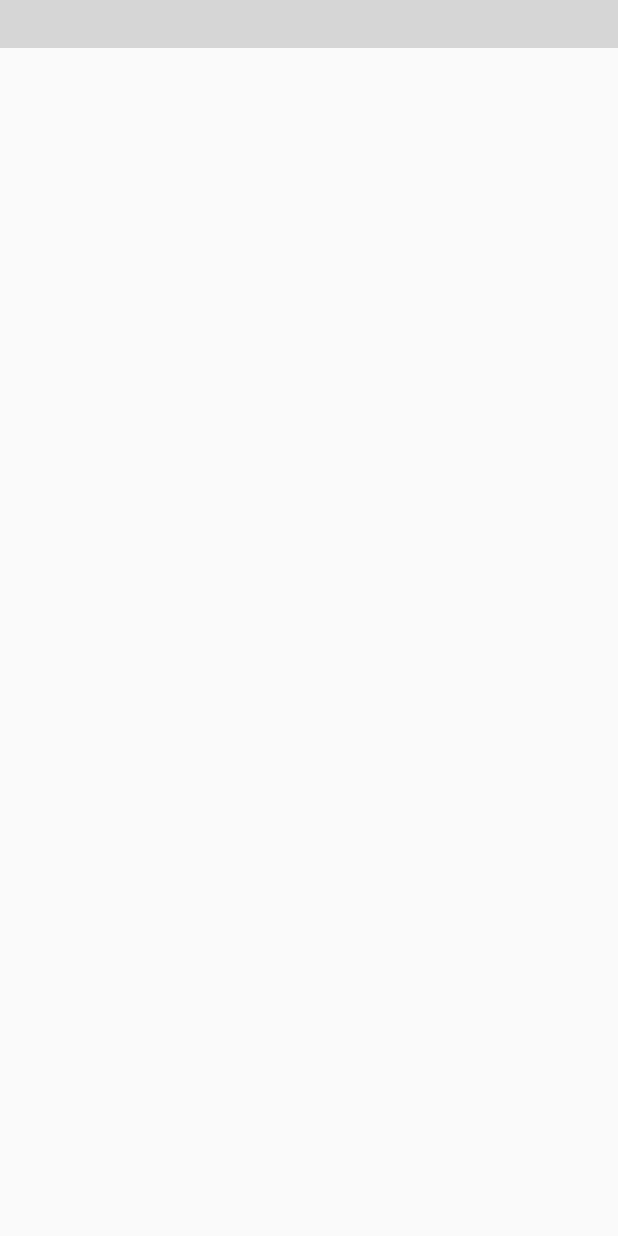
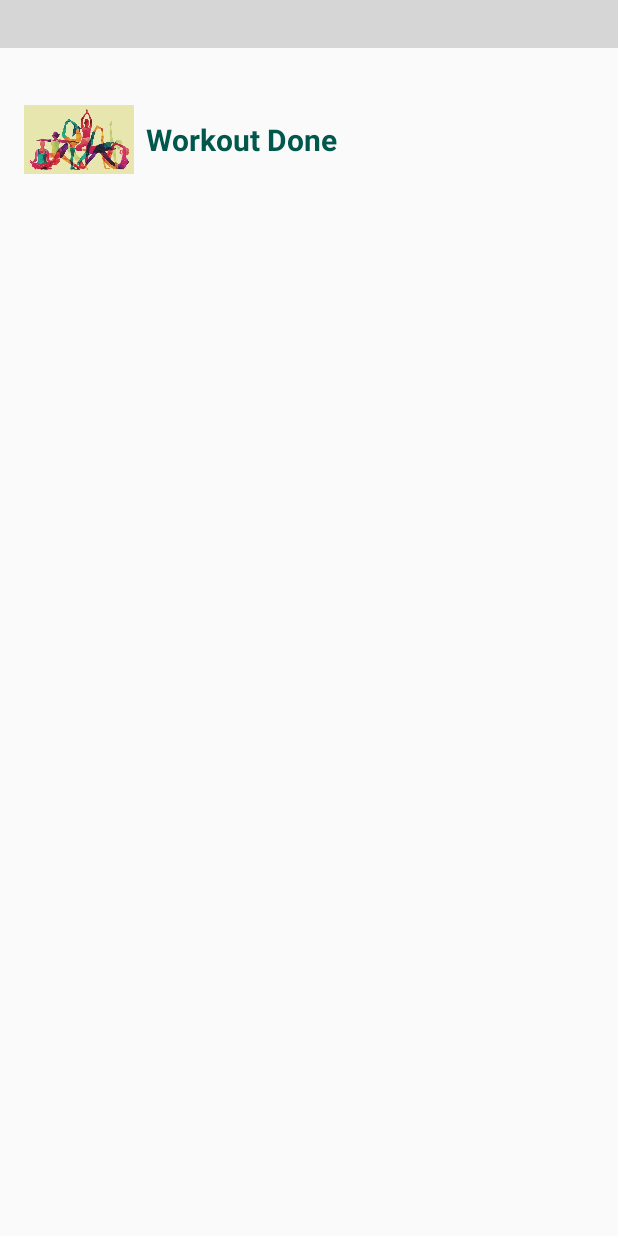
Before and after one commit to mervinkogei/Fitness, an Android app: the layout activity_calendar.xml on its own in the app's theme, with its tools: preview values and no code run, on a phone screen of 412 x 824 dp. Run offline under Robolectric (Android 15) with nearby library versions, the light colour scheme and no system bars; plain views replace MaterialCalendarView; grey boxes are pictures that could not be loaded.

```diff
--- a/app/build.gradle
+++ b/app/build.gradle
@@ -29,7 +29,7 @@ dependencies {
     implementation 'androidx.appcompat:appcompat:1.1.0'
     implementation 'androidx.constraintlayout:constraintlayout:1.1.3'
     implementation 'com.google.firebase:firebase-firestore:17.1.2'
-    testImplementation 'junit:junit:4.12'
+    testImplementation 'junit:junit:4.13'
     androidTestImplementation 'androidx.test.ext:junit:1.1.1'
     androidTestImplementation 'androidx.test.espresso:espresso-core:3.2.0'
 
@@ -41,7 +41,7 @@ dependencies {
     implementation 'com.jakewharton:butterknife:10.2.1'
     annotationProcessor 'com.jakewharton:butterknife-compiler:10.2.1'
 
-    implementation 'com.readystatesoftware.sqliteasset:sqliteassethelper:+'
+    implementation 'com.readystatesoftware.sqliteasset:sqliteassethelper:2.0.1'
 
     implementation 'de.hdodenhof:circleimageview:3.0.2'
 
--- a/app/src/main/AndroidManifest.xml
+++ b/app/src/main/AndroidManifest.xml
@@ -9,7 +9,8 @@
         android:roundIcon="@mipmap/ic_launcher_round"
         android:supportsRtl="true"
         android:theme="@style/AppTheme">
-        <activity android:name=".UI.Calendar"></activity>
+        <activity android:name=".UI.CreateAccount"></activity>
+        <activity android:name=".UI.Calendar" />
         <activity android:name=".UI.DailyTrainingActivity" />
         <activity android:name=".UI.SettingsActivity" />
 
--- a/app/src/main/java/com/example/fitness/Database/YogaDB.java
+++ b/app/src/main/java/com/example/fitness/Database/YogaDB.java
@@ -39,7 +39,7 @@ public class YogaDB extends SQLiteAssetHelper {
         db.execSQL(query);
     }
 
-    public List<String> getWorkoutDays() {
+     List<String> getWorkoutDays() {
         SQLiteDatabase db = getReadableDatabase();
         SQLiteQueryBuilder qb = new SQLiteQueryBuilder();
 
@@ -63,4 +63,5 @@ public class YogaDB extends SQLiteAssetHelper {
         String query = String.format("INSERT INTO WorkoutDays(Day) VALUES '%s');",value);
         db.execSQL(query);
     }
+
 }
--- a/app/src/main/res/layout/activity_calendar.xml
+++ b/app/src/main/res/layout/activity_calendar.xml
@@ -13,4 +13,32 @@
         android:layout_width="match_parent"
         android:layout_height="wrap_content"/>
 
+    <LinearLayout
+        android:layout_below="@+id/calendar"
+        android:layout_margin="16dp"
+        android:orientation="horizontal"
+        android:weightSum="10"
+        android:layout_width="match_parent"
+        android:layout_height="wrap_content">
+
+        <ImageView
+            android:src="@drawable/yoga_play"
+            android:layout_weight="3"
+            android:layout_width="0dp"
+            android:layout_height="90dp"/>
+
+        <TextView
+            android:text="Workout Done"
+            android:textSize="20sp"
+            android:textColor="@color/colorPrimaryDark"
+            android:textStyle="bold"
+            android:layout_marginLeft="8dp"
+            android:layout_gravity="center_horizontal|center_vertical"
+            android:layout_weight="7"
+            android:layout_width="wrap_content"
+            android:layout_height="wrap_content"/>
+
+
+    </LinearLayout>
+
 </RelativeLayout>
--- a/app/src/main/res/layout/activity_main.xml
+++ b/app/src/main/res/layout/activity_main.xml
@@ -5,6 +5,12 @@
     android:layout_width="match_parent"
     android:layout_height="match_parent"
     tools:context=".UI.MainActivity">
+
+    <de.hdodenhof.circleimageview.CircleImageView
+        android:src="@drawable/yoga_play"
+        android:layout_centerHorizontal="true"
+        android:layout_width="300dp"
+        android:layout_height="300dp"/>
 
     <ImageView
         android:id="@+id/btn_play"
```
Also changed, not shown: app/src/main/java/com/example/fitness/UI/CreateAccount.java (added, +16 -0 lines), app/src/main/res/layout/activity_create_account.xml (added, +9 -0 lines), app/src/main/assets/databases/Yoga.db, app/src/main/res/drawable-v24/yoga_btn.jpg (added), app/src/main/res/drawable-v24/yoga_play.jpg (added).
